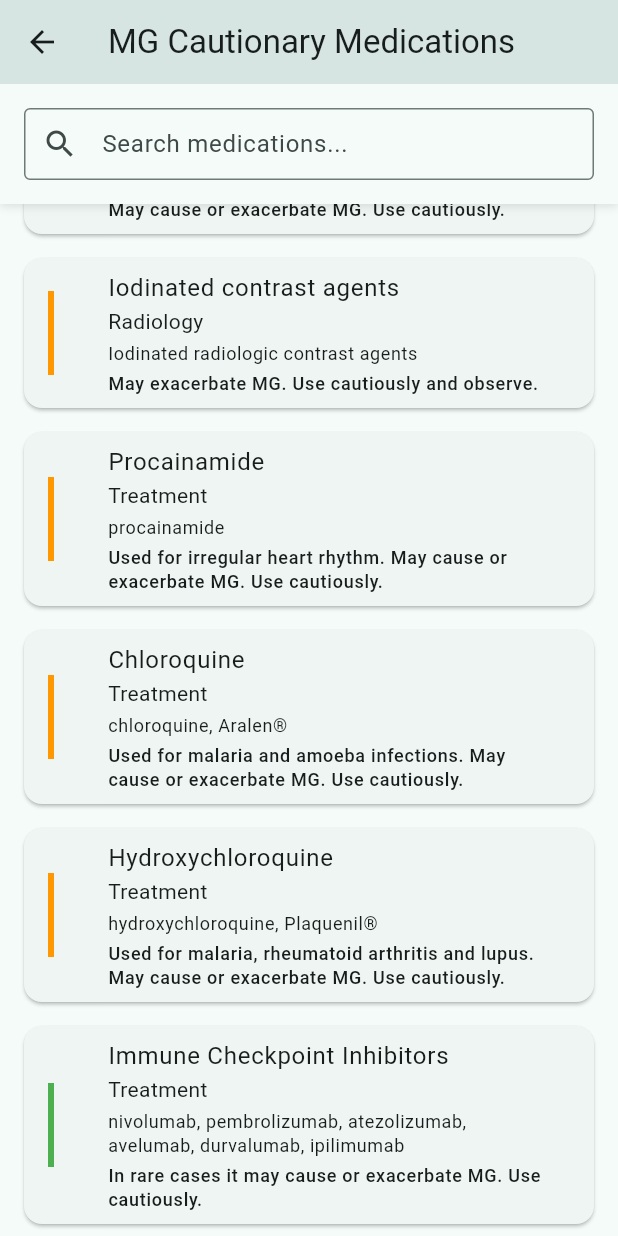
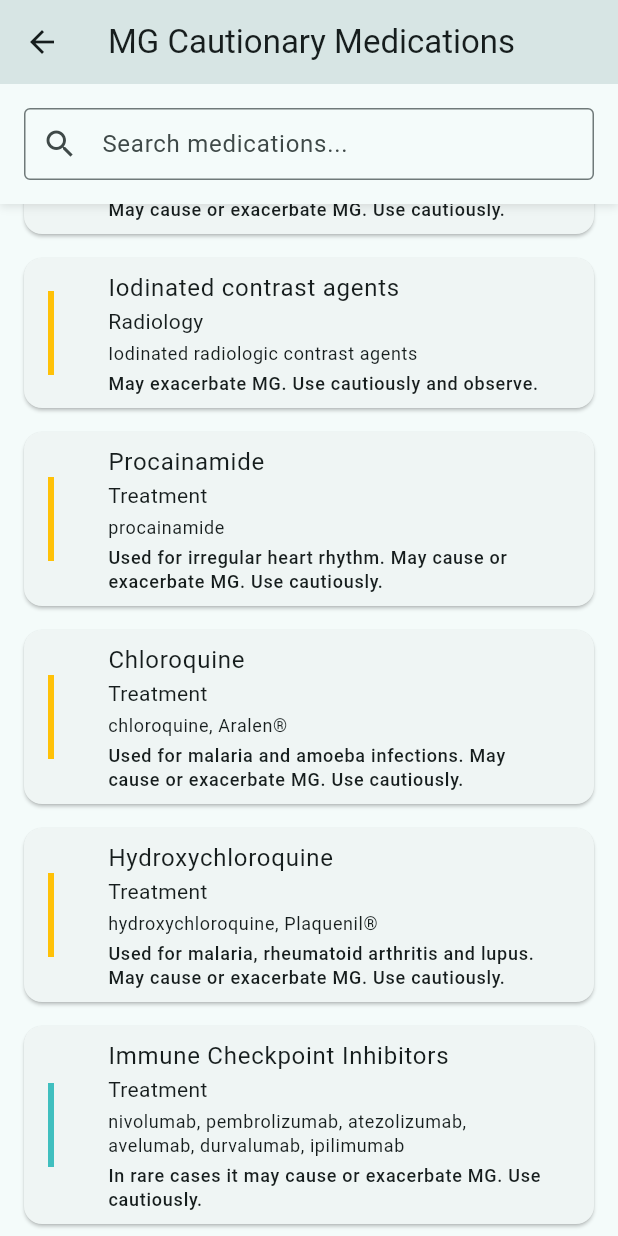
Before and after one commit to dojosgithub/mestinow, a Flutter app: the MedicationsPage screen opened by its route, scrolled down 1986 dp, on a phone screen of 412 x 824 dp. Run offline on Flutter 3.47's test engine with Material 3 defaults, Android fonts, the phone set to English and light mode, and no system bars; our stand-ins replace file_picker, flutter_local_notifications, google_fonts, objectbox, percent_indicator, qr_flutter and 4 more; accounts and stored records are empty; generated files the repository leaves out were written again.

Commit message:
style changes

```diff
--- a/lib/models/event.dart
+++ b/lib/models/event.dart
@@ -1,5 +1,3 @@
-import 'package:flutter/material.dart';
-
 class Event {
   final String code;
   final String icon;
--- a/lib/pages/about_page.dart
+++ b/lib/pages/about_page.dart
@@ -27,7 +27,7 @@ class AboutPage extends StatelessWidget {
             const SizedBox(height: 24),
             Text(
               l10n.aboutTitle,
-              style: const TextStyle(fontSize: 24, fontWeight: FontWeight.bold),
+              style: const TextStyle(fontSize: 24, fontWeight: FontWeight.bold, color: AppColors.darkPrimary),
               textAlign: TextAlign.center,
             ),
             const SizedBox(height: 16),
--- a/lib/pages/medications_page.dart
+++ b/lib/pages/medications_page.dart
@@ -4,7 +4,7 @@ import 'package:qr_flutter/qr_flutter.dart';
 import 'package:flutter_gen/gen_l10n/app_localizations.dart';
 import '../widgets/medication_search_bar.dart';
 import '../models/medication.dart';
-
+import '../theme/colors.dart';
 class MedicationsPage extends StatefulWidget {
   const MedicationsPage({super.key});
 
@@ -41,11 +41,11 @@ class _MedicationsPageState extends State<MedicationsPage> {
   Color _getSeverityColor(MedicationSeverity severity) {
     switch (severity) {
       case MedicationSeverity.high:
-        return Colors.red;
+        return AppColors.error;
       case MedicationSeverity.medium:
-        return Colors.orange;
+        return AppColors.warning;
       case MedicationSeverity.low:
-        return Colors.green;
+        return AppColors.lightPrimary;
     }
   }
 
--- a/lib/pages/settings.dart
+++ b/lib/pages/settings.dart
@@ -249,6 +249,7 @@ class _SettingsPageState extends State<SettingsPage> {
       appBar: AppBar(
         title: Text(l10n.settings),
         backgroundColor: AppColors.primary,
+        foregroundColor: AppColors.lightGrey,
       ),
       body: SingleChildScrollView(
         child: Padding(
@@ -416,8 +417,8 @@ class _SettingsPageState extends State<SettingsPage> {
       icon: Icon(icon),
       label: Text(label),
       style: ElevatedButton.styleFrom(
-        backgroundColor: AppColors.primary,
-        foregroundColor: Colors.white,
+        backgroundColor: AppColors.lighterPrimary,
+        foregroundColor: AppColors.darkPrimary,
         padding: const EdgeInsets.symmetric(vertical: 12),
         shape: RoundedRectangleBorder(
           borderRadius: BorderRadius.circular(8),
--- a/lib/pages/status.dart
+++ b/lib/pages/status.dart
@@ -787,7 +787,7 @@ class _StatusPageState extends State<StatusPage> {
                           screenWidth * 0.04,
                           textScaleFactor,
                         ),
-                        color: AppColors.darkPrimary,
+                        color: Colors.black,
                         fontFamily: _fontFamily,
                       ),
                     ),
--- a/lib/theme/colors.dart
+++ b/lib/theme/colors.dart
@@ -1,12 +1,12 @@
 import 'package:flutter/material.dart';
 
 class AppColors {
-  static const Color primary = Colors.teal;
-  static const Color warning = Colors.orange;
-  static const Color error = Color(0xffff6464);
+  static const Color primary = Color(0xff008080);
+  static const Color warning = Color(0xffffc107);
+  static const Color error = Color(0xffe53935);
   static const Color invalid = Colors.grey;
-  static const Color darkPrimary = Color(0xff016367);
-  static const Color lightPrimary = Color(0xff44ccd5);
-  static const Color lighterPrimary = Color(0xffeffeff);
+  static const Color darkPrimary = Color(0xff005f5f);
+  static const Color lightPrimary = Color(0xff40bfbf);
+  static const Color lighterPrimary = Color(0xffb2dfdb);
   static const Color lightGrey = Color(0xFFEEEEEE);
 }
```
